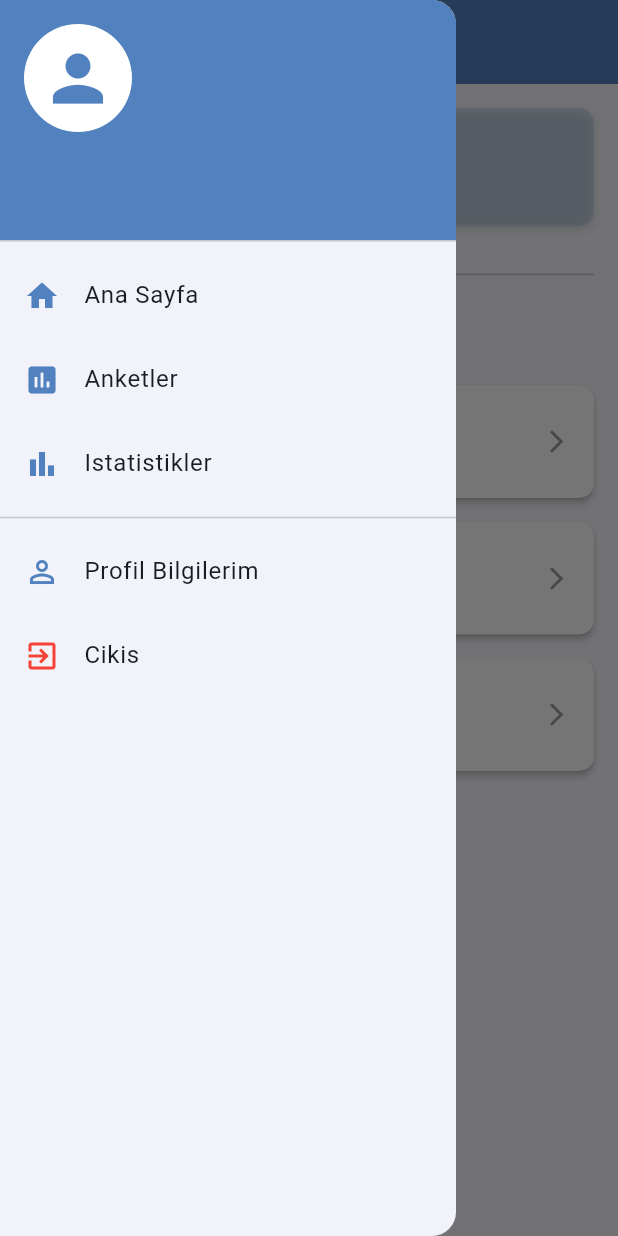
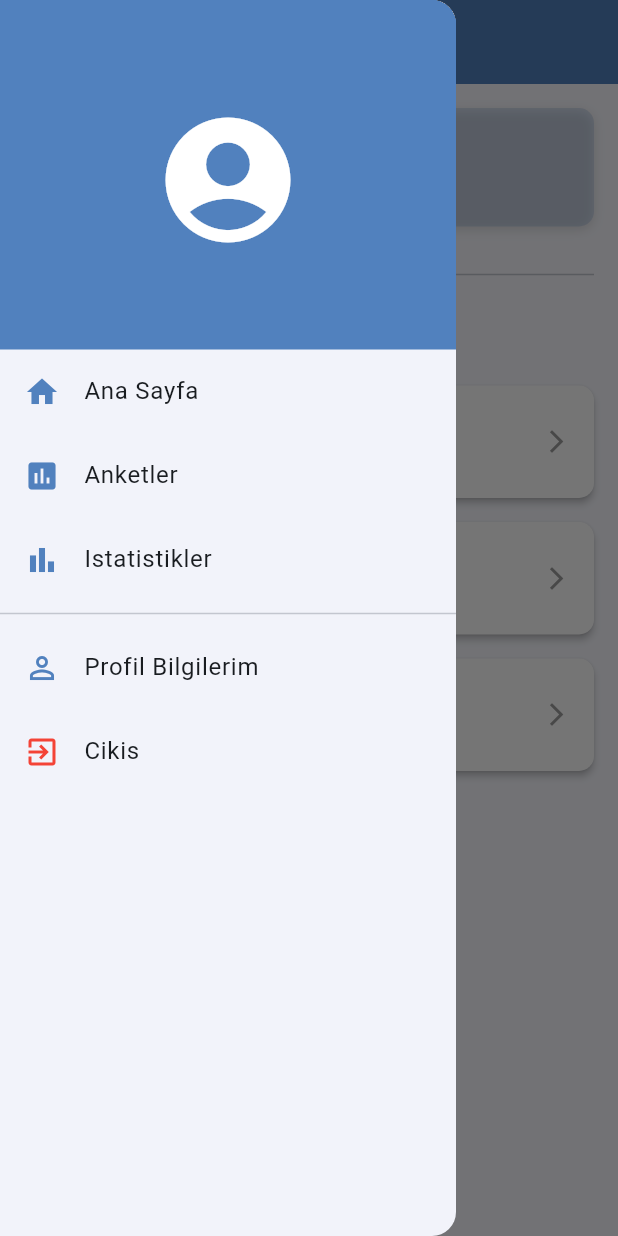
Before and after one commit to Cazi-r/Voxure, a Flutter app: the HomePage screen opened by its route, with the side drawer open, on a phone screen of 412 x 824 dp. Run offline on Flutter 3.47's test engine with Material 3 defaults, Android fonts, the phone set to English and light mode, and no system bars; our stand-ins replace cloud_firestore, firebase_auth, firebase_core, google_sign_in, supabase_flutter; missing offline and left inert: flutter_web_auth_2; accounts and stored records are empty; network calls fail.

Commit message:
Logo Api eklendi ve Home Page düzenlendi

```diff
--- a/lib/screens/home_page.dart
+++ b/lib/screens/home_page.dart
@@ -246,6 +246,7 @@ class _HomePageState extends State<HomePage> {
     String? email = currentUser?.email;
 
     return Container(
+      width: double.infinity,
       padding: EdgeInsets.all(16),
       decoration: BoxDecoration(
         color: Color(0xFF5181BE).withOpacity(0.2),
@@ -258,17 +259,8 @@ class _HomePageState extends State<HomePage> {
           )
         ],
       ),
-      child: Row(
-        children: [
-          // Kullanici avatari
-          CircleAvatar(
-            backgroundColor: Color(0xFF5181BE),
-            child: Icon(Icons.person, color: Colors.white),
-          ),
-          SizedBox(width: 16),
-          Expanded(
       child: Column(
-              crossAxisAlignment: CrossAxisAlignment.start,
+        crossAxisAlignment: CrossAxisAlignment.center,
         children: [
           // Hosgeldin mesaji
           Text(
@@ -277,6 +269,7 @@ class _HomePageState extends State<HomePage> {
               fontSize: 18,
               fontWeight: FontWeight.bold,
             ),
+            textAlign: TextAlign.center,
           ),
           // İsim ve soyisim gösterimi (eğer varsa)
           if (userName != null && userName!.isNotEmpty)
@@ -288,6 +281,7 @@ class _HomePageState extends State<HomePage> {
                   fontSize: 16,
                   color: Colors.grey[600],
                 ),
+                textAlign: TextAlign.center,
               ),
             ),
           // E-posta gosterimi
@@ -297,9 +291,7 @@ class _HomePageState extends State<HomePage> {
               fontSize: 14,
               color: Colors.grey[700],
             ),
-                ),
-              ],
-            ),
+            textAlign: TextAlign.center,
           ),
         ],
       ),
--- a/lib/widgets/custom_drawer.dart
+++ b/lib/widgets/custom_drawer.dart
@@ -2,11 +2,36 @@ import 'package:flutter/material.dart';
 import '../services/firebase_service.dart';
 import 'package:firebase_auth/firebase_auth.dart';
 import 'package:supabase_flutter/supabase_flutter.dart';
+import '../services/supabase_service.dart';
 
-class CustomDrawer extends StatelessWidget {
+class CustomDrawer extends StatefulWidget {
+  @override
+  State<CustomDrawer> createState() => _CustomDrawerState();
+}
+
+class _CustomDrawerState extends State<CustomDrawer> {
   final FirebaseService _firebaseService = FirebaseService();
+  final SupabaseService _supabaseService = SupabaseService(Supabase.instance.client);
+  String? _logoUrl;
 
-  CustomDrawer({super.key});
+  @override
+  void initState() {
+    super.initState();
+    _loadLogo();
+  }
+
+  Future<void> _loadLogo() async {
+    try {
+      final logoUrl = await _supabaseService.getAppLogo();
+      if (mounted) {
+        setState(() {
+          _logoUrl = logoUrl;
+        });
+      }
+    } catch (e) {
+      print('Logo yuklenirken hata: $e');
+    }
+  }
 
   void _navigate(BuildContext context, String route) {
     Navigator.pop(context);
@@ -82,15 +107,50 @@ class CustomDrawer extends StatelessWidget {
       child: ListView(
         padding: EdgeInsets.zero,
         children: [
-          UserAccountsDrawerHeader(
-            decoration: BoxDecoration(
-              color: Color(0xFF5181BE),
-            ),
-            accountName: Text(''),
-            accountEmail: Text(userEmail ?? ''),
-            currentAccountPicture: CircleAvatar(
-              backgroundColor: Colors.white,
-              child: Icon(Icons.person, color: Color(0xFF5181BE), size: 50),
+          Container(
+            color: Color(0xFF5181BE),
+            child: Column(
+              children: [
+                SizedBox(height: 50), // Status bar icin bosluk
+                // Logo
+                if (_logoUrl != null)
+                  Padding(
+                    padding: EdgeInsets.symmetric(vertical: 20),
+                    child: Image.network(
+                      _logoUrl!,
+                      height: 100,
+                      width: 100,
+                      fit: BoxFit.contain,
+                      errorBuilder: (context, error, stackTrace) {
+                        return Icon(Icons.error_outline, size: 100, color: Colors.white);
+                      },
+                      loadingBuilder: (context, child, loadingProgress) {
+                        if (loadingProgress == null) return child;
+                        return SizedBox(
+                          height: 100,
+                          width: 100,
+                          child: Center(
+                            child: CircularProgressIndicator(color: Colors.white),
+                          ),
+                        );
+                      },
+                    ),
+                  )
+                else
+                  Padding(
+                    padding: EdgeInsets.symmetric(vertical: 20),
+                    child: Icon(Icons.account_circle, size: 100, color: Colors.white),
+                  ),
+                // Kullanici bilgileri
+                Padding(
+                  padding: EdgeInsets.only(bottom: 20),
+                  child: Text(
+                    userEmail ?? '',
+                    style: TextStyle(color: Colors.white, fontSize: 16),
+                    textAlign: TextAlign.center,
+                  ),
+                ),
+              ],
             ),
           ),
 
--- a/pubspec.yaml
+++ b/pubspec.yaml
@@ -44,8 +44,6 @@ dependencies:
 
   flutter_localizations:
     sdk: flutter
-
-  intl: 0.20.2
 
   # UI paketleri
   cupertino_icons: ^1.0.2
```
Also changed, not shown: lib/screens/login_page.dart (+47 -11 lines), lib/services/supabase_service.dart (+79 -0 lines). Lines whose indentation alone changed are shown as unchanged.
